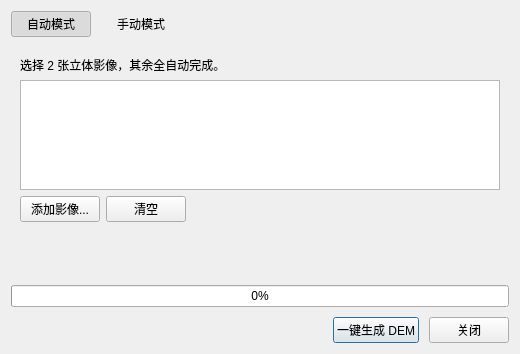
Above: src/gui/dialogs/reconstruction/CreateDemDialog.ui from guderianXu/plascan before the change. Below: the same form after it.
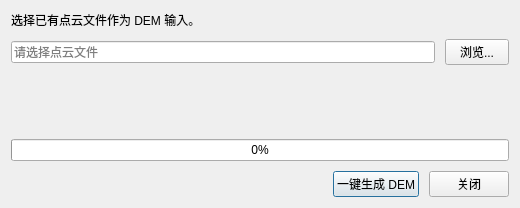
That is the form after the change.

The edit to the form file:
```diff
--- a/src/gui/dialogs/reconstruction/CreateDemDialog.ui
+++ b/src/gui/dialogs/reconstruction/CreateDemDialog.ui
@@ -16,130 +16,6 @@
     <number>10</number>
    </property>
    <item>
-    <layout class="QHBoxLayout" name="modeRow">
-     <item>
-      <widget class="QPushButton" name="m_autoModeBtn">
-       <property name="text">
-        <string>自动模式</string>
-       </property>
-       <property name="checkable">
-        <bool>true</bool>
-       </property>
-       <property name="checked">
-        <bool>true</bool>
-       </property>
-       <property name="flat">
-        <bool>true</bool>
-       </property>
-      </widget>
-     </item>
-     <item>
-      <widget class="QPushButton" name="m_manualModeBtn">
-       <property name="text">
-        <string>手动模式</string>
-       </property>
-       <property name="checkable">
-        <bool>true</bool>
-       </property>
-       <property name="flat">
-        <bool>true</bool>
-       </property>
-      </widget>
-     </item>
-     <item>
-      <spacer name="modeSpacer">
-       <property name="orientation">
-        <enum>Qt::Horizontal</enum>
-       </property>
-       <property name="sizeHint" stdset="0">
-        <size>
-         <width>40</width>
-         <height>20</height>
-        </size>
-       </property>
-      </spacer>
-     </item>
-    </layout>
-   </item>
-   <item>
-    <widget class="QStackedWidget" name="m_modeStack">
-     <widget class="QWidget" name="autoPage">
-      <layout class="QVBoxLayout" name="autoPageLayout">
-       <property name="spacing">
-        <number>6</number>
-       </property>
-       <item>
-        <widget class="QLabel" name="autoHintLabel">
-         <property name="text">
-          <string>选择 2 张立体影像，其余全自动完成。</string>
-         </property>
-         <property name="wordWrap">
-          <bool>true</bool>
-         </property>
-        </widget>
-       </item>
-       <item>
-        <widget class="QListWidget" name="m_imageList">
-         <property name="maximumSize">
-          <size>
-           <width>16777215</width>
-           <height>110</height>
-          </size>
-         </property>
-         <property name="selectionMode">
-          <enum>QAbstractItemView::ExtendedSelection</enum>
-         </property>
-        </widget>
-       </item>
-       <item>
-        <layout class="QHBoxLayout" name="autoButtonRow">
-         <item>
-          <widget class="QPushButton" name="addImagesBtn">
-           <property name="text">
-            <string>添加影像...</string>
-           </property>
-          </widget>
-         </item>
-         <item>
-          <widget class="QPushButton" name="clearImagesBtn">
-           <property name="text">
-            <string>清空</string>
-           </property>
-          </widget>
-         </item>
-         <item>
-          <spacer name="autoButtonSpacer">
-           <property name="orientation">
-            <enum>Qt::Horizontal</enum>
-           </property>
-           <property name="sizeHint" stdset="0">
-            <size>
-             <width>40</width>
-             <height>20</height>
-            </size>
-           </property>
-          </spacer>
-         </item>
-        </layout>
-       </item>
-       <item>
-        <widget class="QLabel" name="m_camStatusLabel">
-         <property name="text">
-          <string/>
-         </property>
-         <property name="wordWrap">
-          <bool>true</bool>
-         </property>
-        </widget>
-       </item>
-      </layout>
-     </widget>
-     <widget class="QWidget" name="manualPage">
-      <layout class="QVBoxLayout" name="manualPageLayout">
-       <property name="spacing">
-        <number>6</number>
-       </property>
-       <item>
         <widget class="QLabel" name="manualHintLabel">
          <property name="text">
           <string>选择已有点云文件作为 DEM 输入。</string>
@@ -191,10 +67,6 @@
           </size>
          </property>
         </spacer>
-       </item>
-      </layout>
-     </widget>
-    </widget>
    </item>
    <item>
     <widget class="QLabel" name="m_stageLabel">
```
Lines whose indentation alone changed are shown as unchanged.
